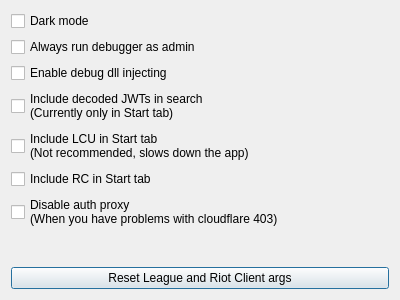
Old version of the form LeagueClientDebugger/DebuggerOptions.ui in the repository KebsCS/LeagueClientDebugger.
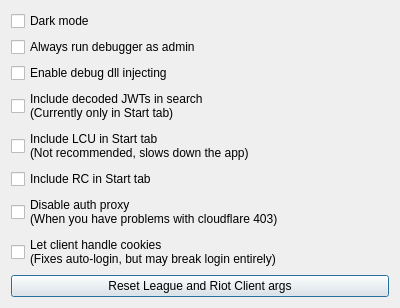
New version of the form.

Commit message: Add client downgrader, fix home page

Diff of the .ui file:
```diff
--- a/LeagueClientDebugger/DebuggerOptions.ui
+++ b/LeagueClientDebugger/DebuggerOptions.ui
@@ -74,6 +74,14 @@
        </property>
       </widget>
      </item>
+     <item>
+      <widget class="QCheckBox" name="optionsClientHandlesCookies">
+       <property name="text">
+        <string>Let client handle cookies
+(Fixes auto-login, but may break login entirely)</string>
+       </property>
+      </widget>
+     </item>
      <item>
       <spacer name="spacer">
        <property name="orientation">
```
The commit also changes 7 other files.
